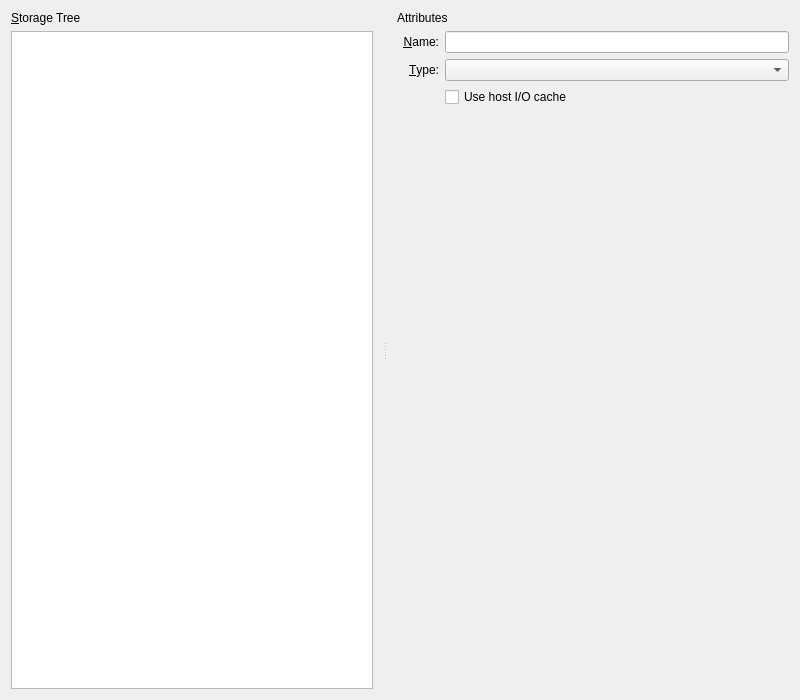
Old version of the form vbox/src/VBox/Frontends/VirtualBox/src/settings/machine/UIMachineSettingsStorage.ui in the repository jljuxgm/vboxgit.
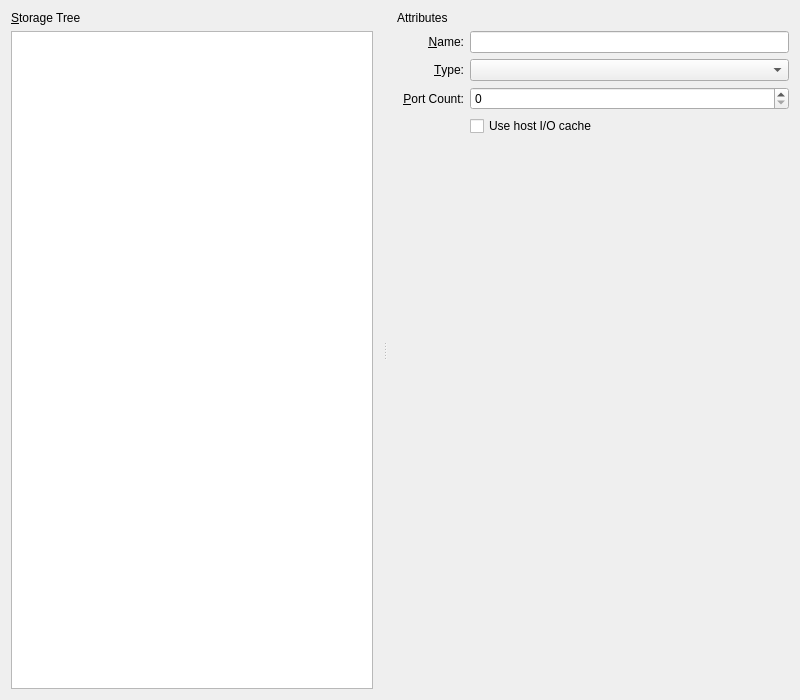
New version of the form. The open tabs and pages were chosen to show the change. Custom widgets are drawn as their Qt base class.

Commit message:
commit_37956 ------------------------------------------------------------------------ r37956 | vboxsync | 2011-07-14 20:28:48 +0800 (Thu, 14 Jul 2011) | 1 line
FE/Qt: 5769: Make it possible to manually configure the port count of the SATA controller.
------------------------------------------------------------------------

Diff of the .ui file:
```diff
--- a/vbox/src/VBox/Frontends/VirtualBox/src/settings/machine/UIMachineSettingsStorage.ui
+++ b/vbox/src/VBox/Frontends/VirtualBox/src/settings/machine/UIMachineSettingsStorage.ui
@@ -208,7 +208,33 @@
           </property>
          </widget>
         </item>
+        <item row="3" column="1" >
+         <widget class="QLabel" name="mLbPortCount" >
+          <property name="text" >
+           <string>&amp;Port Count:</string>
+          </property>
+          <property name="buddy" >
+           <cstring>mSbPortCount</cstring>
+          </property>
+          <property name="alignment" >
+           <set>Qt::AlignRight|Qt::AlignTrailing|Qt::AlignVCenter</set>
+          </property>
+         </widget>
+        </item>
         <item row="3" column="2" >
+         <widget class="QSpinBox" name="mSbPortCount" >
+          <property name="whatsThis" >
+           <string>Selects the port count of the SATA storage controller currently selected in the Storage Tree. This value can't be less than the maximum used port number + 1.</string>
+          </property>
+          <property name="sizePolicy" >
+           <sizepolicy vsizetype="Fixed" hsizetype="Expanding" >
+            <horstretch>0</horstretch>
+            <verstretch>0</verstretch>
+           </sizepolicy>
+          </property>
+         </widget>
+        </item>
+        <item row="4" column="2" >
          <widget class="QCheckBox" name="mCbIoCache" >
           <property name="whatsThis" >
            <string>Allows to use host I/O caching capabilities.</string>
@@ -218,7 +244,7 @@
           </property>
          </widget>
         </item>
-        <item row="4" column="0" colspan="3" >
+        <item row="5" column="0" colspan="3" >
          <spacer name="mSp3" >
           <property name="orientation" >
            <enum>Qt::Vertical</enum>
```
The commit also changes 2 other files.
